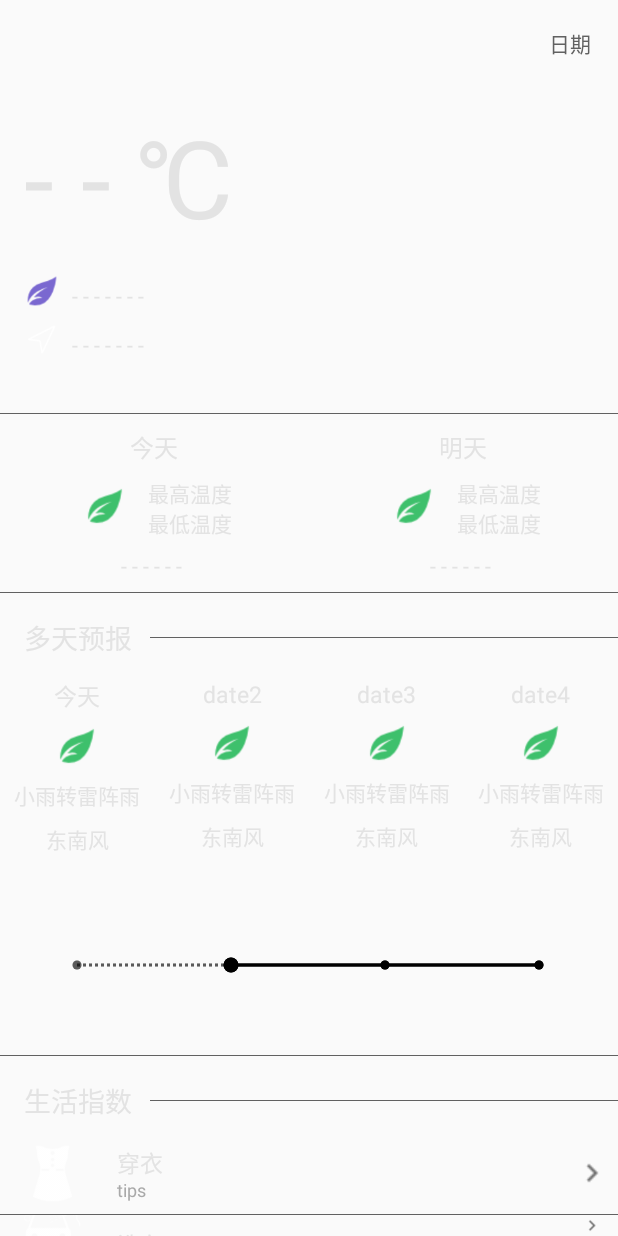
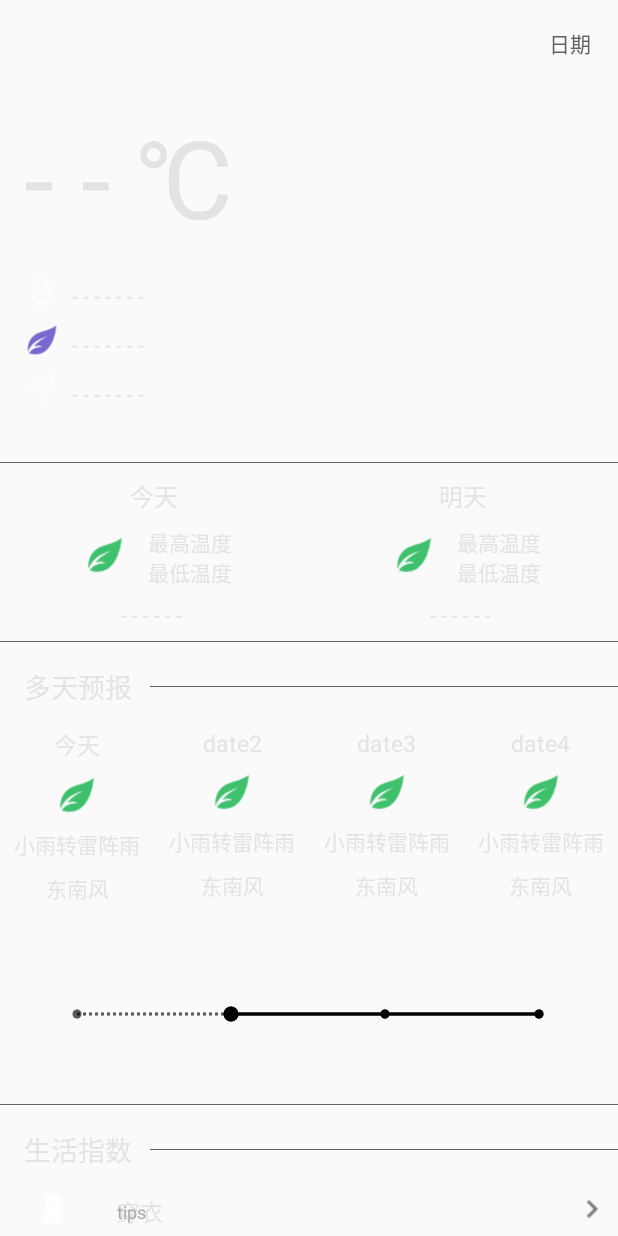
Before and after one commit to absentm/myapplication, an Android app: the layout find_weather_content.xml on its own in the app's theme, with its tools: preview values and no code run, on a phone screen of 412 x 824 dp. Run offline under Robolectric (Android 15) with nearby library versions, the phone set to English and light mode, and no system bars; network calls fail.

Commit message:
weather init.

```diff
--- a/app/src/main/AndroidManifest.xml
+++ b/app/src/main/AndroidManifest.xml
@@ -76,7 +76,7 @@
         <activity android:name=".find.FindHowOldAct"/>
         <activity android:name=".find.FindMeiziAty"/>
         <activity android:name=".find.FindPhotoDetailAty"/>
-        <activity android:name=".find.FIndWeatherAty"/>
+        <activity android:name=".find.FindWeatherAty"/>
 
         <activity android:name=".com.ComImagePagerActivity"/>
         <activity android:name=".com.ComPostTopicActivity"/>
--- a/app/src/main/java/com/example/dm/myapplication/main/ThirdFragment.java
+++ b/app/src/main/java/com/example/dm/myapplication/main/ThirdFragment.java
@@ -11,7 +11,7 @@ import android.widget.AdapterView;
 import com.example.dm.myapplication.R;
 import com.example.dm.myapplication.customviews.ninegridview.NineGridView;
 import com.example.dm.myapplication.customviews.ninegridview.NineGridViewAdapter;
-import com.example.dm.myapplication.find.FIndWeatherAty;
+import com.example.dm.myapplication.find.FindWeatherAty;
 import com.example.dm.myapplication.find.FindHowOldAct;
 import com.example.dm.myapplication.find.FindMeiziAty;
 
@@ -69,7 +69,7 @@ public class ThirdFragment extends Fragment {
 
                         break;
                     case 6:
-                        startActivity(new Intent(getActivity(), FIndWeatherAty.class));
+                        startActivity(new Intent(getActivity(), FindWeatherAty.class));
                         break;
                     case 7:
 
--- a/app/src/main/res/layout/find_weather_content.xml
+++ b/app/src/main/res/layout/find_weather_content.xml
@@ -31,10 +31,35 @@
         android:textSize="72sp"/>
 
     <LinearLayout
+        android:id="@+id/find_weather_pm25_lout"
+        android:layout_width="match_parent"
+        android:layout_height="wrap_content"
+        android:layout_below="@+id/find_weather_temp"
+        android:orientation="horizontal">
+
+        <ImageView
+            android:layout_width="24dp"
+            android:layout_height="24dp"
+            android:layout_marginLeft="16dp"
+            android:src="@drawable/ic_pm25"/>
+
+        <TextView
+            android:id="@+id/find_weather_pm25_tv"
+            android:layout_width="wrap_content"
+            android:layout_height="wrap_content"
+            android:layout_marginLeft="8dp"
+            android:layout_marginTop="5dp"
+            android:text="- - - - - - -"
+            android:textColor="@color/white100"
+            android:textSize="14sp"/>
+    </LinearLayout>
+
+    <LinearLayout
         android:id="@+id/find_weather_describe_lout"
         android:layout_width="match_parent"
         android:layout_height="wrap_content"
-        android:layout_below="@+id/find_weather_temp"
+        android:layout_below="@+id/find_weather_pm25_lout"
+        android:layout_marginTop="8dp"
         android:orientation="horizontal">
 
         <ImageView
@@ -691,7 +716,7 @@
                 android:textSize="15sp"/>
 
             <TextView
-                android:id="@+id/find_coldl_tip_imv"
+                android:id="@+id/find_coldl_tip_tv"
                 android:layout_width="200dp"
                 android:layout_height="wrap_content"
                 android:layout_alignBottom="@+id/find_coldl_imv"
@@ -747,7 +772,7 @@
                 android:textSize="15sp"/>
 
             <TextView
-                android:id="@+id/find_sport__tip_tv"
+                android:id="@+id/find_sport_tip_tv"
                 android:layout_width="200dp"
                 android:layout_height="wrap_content"
                 android:layout_alignBottom="@+id/find_sport_imv"
--- a/app/src/main/res/layout/find_weather_layout.xml
+++ b/app/src/main/res/layout/find_weather_layout.xml
@@ -10,7 +10,7 @@
         android:id="@+id/title_rout"
         android:layout_width="match_parent"
         android:layout_height="56dp"
-        android:background="@color/bantuming"
+        android:background="@color/teal"
         android:orientation="horizontal">
 
         <ImageView
```
Also changed, not shown: app/src/main/java/com/example/dm/myapplication/find/FIndWeatherAty.java (deleted, +0 -18 lines), app/src/main/java/com/example/dm/myapplication/find/FindWeatherAty.java (added, +201 -0 lines), app/src/main/res/drawable/ic_pm25.png (added).
